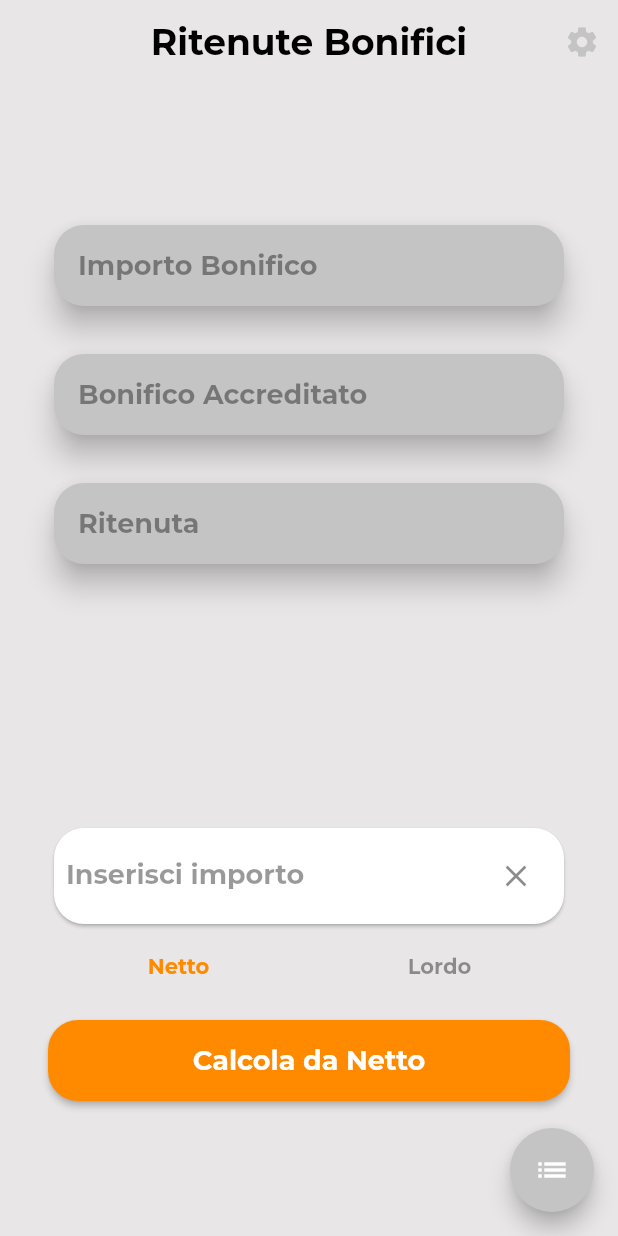
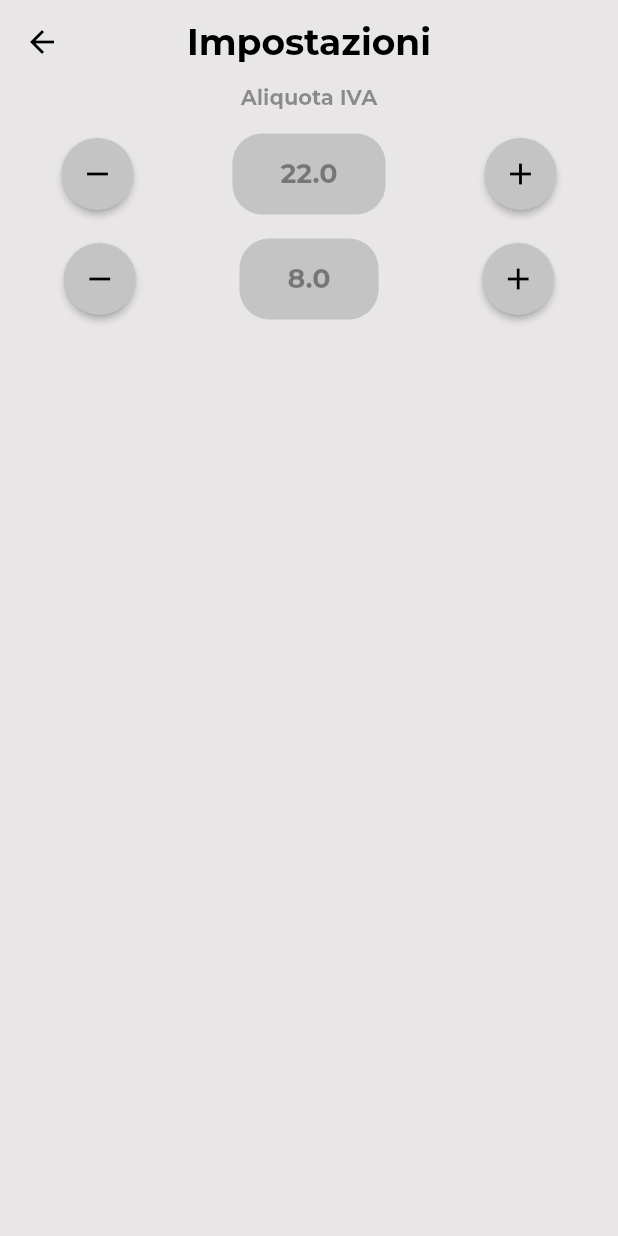
Before and after one commit to Albenga96/ritenute_bonifici, a Flutter app: the screen it shows after launch, after a tap on the "settings" icon, on a phone screen of 412 x 824 dp. Run offline on Flutter 3.47's test engine with Material 2 defaults, Android fonts, the phone set to English and light mode, and no system bars; our stand-ins replace bloc, flutter_bloc, google_fonts.

Commit message:
Added tax edit view

```diff
--- a/lib/src/presentation/blocs/cubit/ritenuta_cubit.dart
+++ b/lib/src/presentation/blocs/cubit/ritenuta_cubit.dart
@@ -47,4 +47,38 @@ class RitenutaCubit extends Cubit<RitenutaState> {
       const RitenutaState(),
     );
   }
+
+  void setTax(bool up, bool isTax) {
+    isTax
+        ? up
+            ? emit(
+                const RitenutaState().copyWith(
+                  withholdingRate: state.withholdingRate,
+                  taxRate:
+                      double.parse((state.taxRate + 0.1).toStringAsFixed(2)),
+                ),
+              )
+            : emit(
+                const RitenutaState().copyWith(
+                  withholdingRate: state.withholdingRate,
+                  taxRate:
+                      double.parse((state.taxRate - 0.1).toStringAsFixed(2)),
+                ),
+              )
+        : up
+            ? emit(
+                const RitenutaState().copyWith(
+                  taxRate: state.taxRate,
+                  withholdingRate: double.parse(
+                      (state.withholdingRate + 0.1).toStringAsFixed(2)),
+                ),
+              )
+            : emit(
+                const RitenutaState().copyWith(
+                  taxRate: state.taxRate,
+                  withholdingRate: double.parse(
+                      (state.withholdingRate - 0.1).toStringAsFixed(2)),
+                ),
+              );
+  }
 }
--- a/lib/src/presentation/view/home_view.dart
+++ b/lib/src/presentation/view/home_view.dart
@@ -1,6 +1,7 @@
 import 'package:flutter/material.dart';
 import 'package:flutter_bloc/flutter_bloc.dart';
 import 'package:ritenute_bonifici/src/presentation/blocs/cubit/ritenuta_cubit.dart';
+import 'package:ritenute_bonifici/src/presentation/view/tax_edit_view.dart';
 import 'package:ritenute_bonifici/src/presentation/widgets/home/insert_import.dart';
 import 'package:ritenute_bonifici/src/presentation/widgets/home/text_card.dart';
 import 'package:ritenute_bonifici/src/themes/app_theme.dart';
@@ -23,10 +24,17 @@ class HomeView extends StatelessWidget {
       appBar: AppBar(
         actions: [
           IconButton(
-            onPressed: () {},
+            onPressed: () {
+              FocusScope.of(context).requestFocus(FocusNode());
+              Navigator.of(context).push(
+                MaterialPageRoute(
+                  builder: (ctx) => const TaxEditView(),
+                ),
+              );
+            },
             icon: const Icon(
               Icons.settings,
-              color: RitenuteColors.ritenuteSecondaryColor,
+              color: RitenuteColors.ritenuteTextColor,
             ),
           )
         ],
--- /dev/null
+++ b/lib/src/presentation/view/tax_edit_view.dart
@@ -0,0 +1,141 @@
+import 'package:flutter/material.dart';
+import 'package:flutter_bloc/flutter_bloc.dart';
+import 'package:ritenute_bonifici/src/presentation/blocs/cubit/ritenuta_cubit.dart';
+import 'package:ritenute_bonifici/src/themes/app_theme.dart';
+import 'package:ritenute_bonifici/src/themes/ritenute_colors.dart';
+import 'package:ritenute_bonifici/src/themes/ritenute_margins.dart';
+
+class TaxEditView extends StatelessWidget {
+  const TaxEditView({Key? key}) : super(key: key);
+
+  @override
+  Widget build(BuildContext context) {
+    return Scaffold(
+      appBar: AppBar(
+        iconTheme: const IconThemeData(
+          color: RitenuteColors.ritenuteTextColor,
+        ),
+        backgroundColor: RitenuteColors.ritenuteBackgroundColor,
+        elevation: 0.0,
+        centerTitle: true,
+        title: Text(
+          'Impostazioni',
+          style: ritenuteTheme().textTheme.headline1,
+        ),
+      ),
+      body: BlocBuilder<RitenutaCubit, RitenutaState>(
+        builder: (context, state) {
+          return Column(
+            children: [
+              Text(
+                'Aliquota IVA',
+                style: ritenuteTheme().textTheme.headline5,
+              ),
+              const SizedBox(
+                height: RitenuteMargins.ritenuteMarginBig,
+              ),
+              Row(
+                mainAxisAlignment: MainAxisAlignment.spaceAround,
+                children: [
+                  CircleIconButton(
+                    icon: Icons.remove,
+                    onPressed: () {
+                      context.read<RitenutaCubit>().setTax(false, true);
+                    },
+                  ),
+                  Container(
+                    decoration: BoxDecoration(
+                      color: RitenuteColors.ritenuteSecondaryColor,
+                      borderRadius: BorderRadius.circular(20),
+                    ),
+                    child: Padding(
+                      padding: const EdgeInsets.symmetric(
+                        horizontal: RitenuteMargins.ritenuteMarginVeryBig,
+                        vertical: RitenuteMargins.ritenuteMarginBig,
+                      ),
+                      child: Text(
+                        "${state.taxRate}",
+                        style: ritenuteTheme().textTheme.headline2,
+                      ),
+                    ),
+                  ),
+                  CircleIconButton(
+                    icon: Icons.add,
+                    onPressed: () {
+                      context.read<RitenutaCubit>().setTax(true, true);
+                    },
+                  )
+                ],
+              ),
+              const SizedBox(
+                height: RitenuteMargins.ritenuteMarginBig,
+              ),
+              Row(
+                mainAxisAlignment: MainAxisAlignment.spaceAround,
+                children: [
+                  CircleIconButton(
+                    icon: Icons.remove,
+                    onPressed: () {
+                      context.read<RitenutaCubit>().setTax(false, false);
+                    },
+                  ),
+                  Container(
+                    decoration: BoxDecoration(
+                      color: RitenuteColors.ritenuteSecondaryColor,
+                      borderRadius: BorderRadius.circular(20),
+                    ),
+                    child: Padding(
+                      padding: const EdgeInsets.symmetric(
+                        horizontal: RitenuteMargins.ritenuteMarginVeryBig,
+                        vertical: RitenuteMargins.ritenuteMarginBig,
+                      ),
+                      child: Text(
+                        "${state.withholdingRate}",
+                        style: ritenuteTheme().textTheme.headline2,
+                      ),
+                    ),
+                  ),
+                  CircleIconButton(
+                    icon: Icons.add,
+                    onPressed: () {
+                      context.read<RitenutaCubit>().setTax(true, false);
+                    },
+                  )
+                ],
+              )
+            ],
+          );
+        },
+      ),
+    );
+  }
+}
+
+class CircleIconButton extends StatelessWidget {
+  const CircleIconButton({
+    Key? key,
+    required this.icon,
+    required this.onPressed,
+  }) : super(key: key);
+
+  final IconData icon;
+  final VoidCallback onPressed;
+
+  @override
+  Widget build(BuildContext context) {
+    return ElevatedButton(
+      style: ElevatedButton.styleFrom(
+        shape: const CircleBorder(),
+        primary: RitenuteColors.ritenuteSecondaryColor,
+      ),
+      onPressed: onPressed,
+      child: Padding(
+        padding: const EdgeInsets.all(RitenuteMargins.ritenuteMarginMedium),
+        child: Icon(
+          icon,
+          color: RitenuteColors.ritenuteTextColor,
+        ),
+      ),
+    );
+  }
+}
```
Also changed, not shown: 1 other file.
